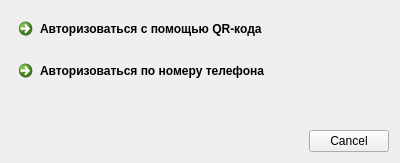
This is logintypedialog.ui in kutegram/client as Qt 5 draws it before an edit. The edited form follows.
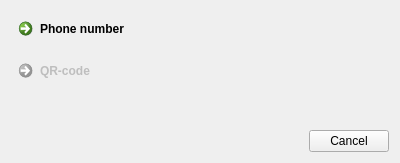
This is the edited form.

```diff
--- a/logintypedialog.ui
+++ b/logintypedialog.ui
@@ -15,18 +15,42 @@
   </property>
   <layout class="QVBoxLayout" name="verticalLayout">
    <item>
-    <widget class="QCommandLinkButton" name="qrButton">
-     <property name="text">
-      <string>Авторизоваться с помощью QR-кода</string>
-     </property>
-    </widget>
-   </item>
+    <layout class="QHBoxLayout" name="horizontalLayout_3">
+     <item>
+      <layout class="QVBoxLayout" name="verticalLayout_2">
    <item>
     <widget class="QCommandLinkButton" name="phoneButton">
      <property name="text">
-      <string>Авторизоваться по номеру телефона</string>
-     </property>
-    </widget>
+          <string>Phone number</string>
+         </property>
+        </widget>
+       </item>
+       <item>
+        <widget class="QCommandLinkButton" name="qrButton">
+         <property name="enabled">
+          <bool>false</bool>
+         </property>
+         <property name="text">
+          <string>QR-code</string>
+         </property>
+        </widget>
+       </item>
+      </layout>
+     </item>
+     <item>
+      <spacer name="horizontalSpacer">
+       <property name="orientation">
+        <enum>Qt::Horizontal</enum>
+       </property>
+       <property name="sizeHint" stdset="0">
+        <size>
+         <width>40</width>
+         <height>20</height>
+        </size>
+       </property>
+      </spacer>
+     </item>
+    </layout>
    </item>
    <item>
     <spacer name="verticalSpacer">
```
Lines whose indentation alone changed are shown as unchanged.
